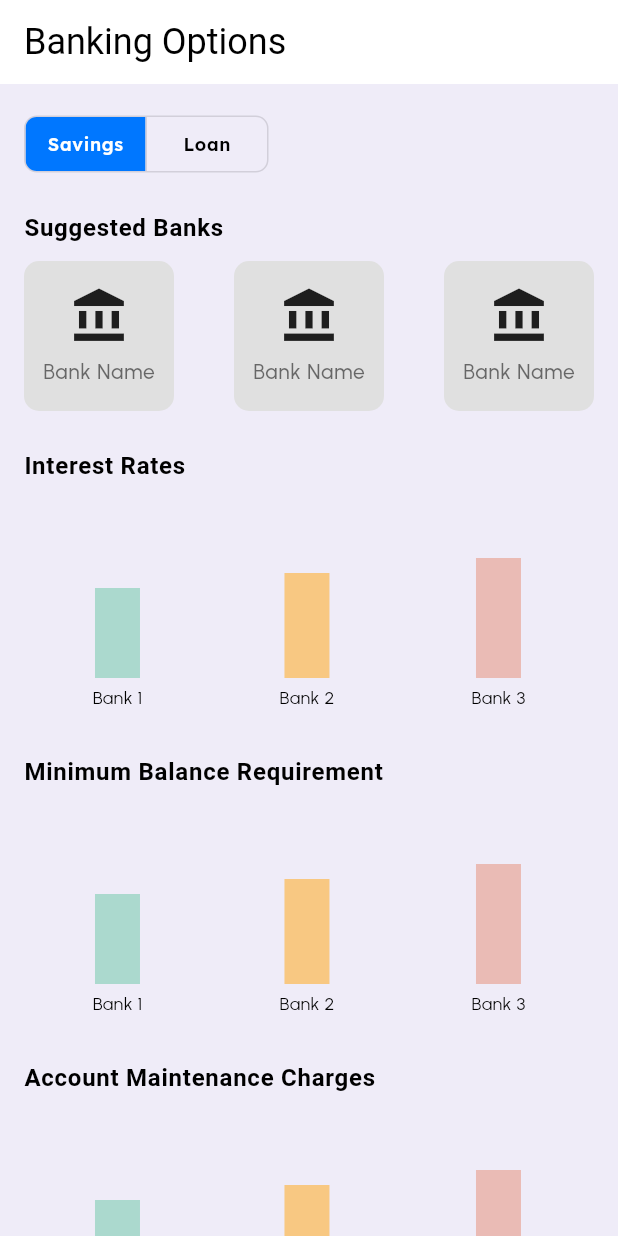
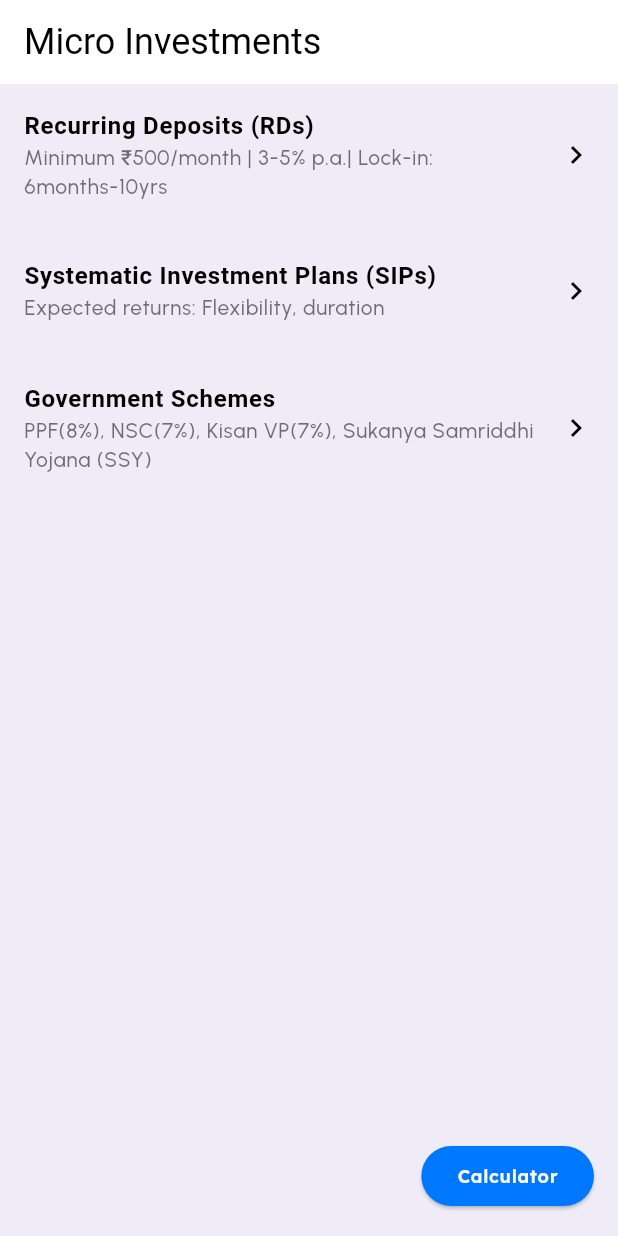
Before and after one commit to anshd258/LakshmiSetu, a Flutter app: the screen it shows after launch, on a phone screen of 412 x 824 dp. Run offline on Flutter 3.47's test engine with Material 3 defaults, Android fonts, the phone set to English and light mode, and no system bars; our stand-ins replace bloc, firebase_core, firebase_crashlytics, flutter_bloc, flutter_screenutil, freezed_annotation and 6 more; missing offline and left inert: talker_bloc_logger; accounts and stored records are empty; generated files the repository leaves out were written again; statements that could not run were skipped.

Commit message:
Added remaining screens

```diff
--- a/lib/app_routes.dart
+++ b/lib/app_routes.dart
@@ -2,9 +2,8 @@
 import 'package:go_router/go_router.dart';
 import 'package:lakshmi_setu/core/routes/home_routes.dart';
 import 'package:lakshmi_setu/core/routes/onboarding_routes.dart';
-import 'package:lakshmi_setu/presentation/screens/authentication/page.dart';
-import 'package:lakshmi_setu/presentation/screens/banking/page.dart';
-import 'package:lakshmi_setu/presentation/screens/home/page.dart';
+import 'package:lakshmi_setu/presentation/screens/micro_investments/page.dart';
+import 'package:lakshmi_setu/presentation/screens/micro_investments/page_calculator.dart';
 
 final rootNavigatoinKey = GlobalKey<NavigatorState>(debugLabel: "root");
 void resetShellRouter(BuildContext context) {
@@ -26,7 +25,7 @@
 
 GoRouter routes = GoRouter(
   navigatorKey: rootNavigatoinKey,
-  initialLocation: BankingOptionsScreen.route,
+  initialLocation: MicroInvestmentsScreen.route,
   routes: [
     ...onboardingRoutes,
     ...homeRoutes,
--- a/lib/core/logging/talker_provider_observer.dart
+++ b/lib/core/logging/talker_provider_observer.dart
@@ -41,7 +41,6 @@
     talker.log('Provider "${provider.name ?? provider.runtimeType}" disposed.');
   }
 
-  @override
   void onProviderError(
     ProviderBase provider,
     Object error,
--- a/lib/core/theme/apptheme.dart
+++ b/lib/core/theme/apptheme.dart
@@ -37,7 +37,7 @@
       foregroundColor: Colors.white,
       elevation: 0,
     ),
-    scaffoldBackgroundColor: ColorTheme.darkColorScheme.background,
+    scaffoldBackgroundColor: ColorTheme.darkColorScheme.surface,
     outlinedButtonTheme: OutlinedButtonThemeData(
       style: OutlinedButton.styleFrom(
         foregroundColor: ColorTheme.darkColorScheme.primary,
--- a/lib/main.dart
+++ b/lib/main.dart
@@ -1,5 +1,3 @@
-import 'dart:async';
-
 import 'package:flutter/material.dart';
 import 'package:flutter_bloc/flutter_bloc.dart';
 import 'package:lakshmi_setu/app_entrypoint.dart';
--- a/lib/presentation/screens/banking/page.dart
+++ b/lib/presentation/screens/banking/page.dart
@@ -12,10 +12,7 @@
 }
 
 class _BankingOptionsScreenState extends State<BankingOptionsScreen> {
-  List<bool> isSelected = [
-    true,
-    false
-  ]; // Toggle state for "Savings" and "Loan"
+  List<bool> isSelected = [true, false];
 
   @override
   Widget build(BuildContext context) {
--- a/lib/presentation/screens/home/widgets/bank_card.dart
+++ b/lib/presentation/screens/home/widgets/bank_card.dart
@@ -1,6 +1,8 @@
 import 'package:flutter/material.dart';
 
 class BankingCard extends StatelessWidget {
+  const BankingCard({super.key});
+
   @override
   Widget build(BuildContext context) {
     return Container(
--- /dev/null
+++ b/lib/presentation/screens/micro_investments/page.dart
@@ -0,0 +1,90 @@
+import 'package:flutter/material.dart';
+import 'package:go_router/go_router.dart';
+import 'package:lakshmi_setu/core/theme/theme_extensions.dart';
+import 'package:lakshmi_setu/presentation/screens/authentication/page.dart';
+import 'package:lakshmi_setu/presentation/screens/micro_investments/page_calculator.dart';
+
+class MicroInvestmentsScreen extends StatelessWidget {
+  static const route = '/microInvestmentsScreen';
+  static const routeName = 'MicroInvestmentsScreen';
+  const MicroInvestmentsScreen({super.key});
+
+  @override
+  Widget build(BuildContext context) {
+    return Scaffold(
+      appBar: AppBar(
+        automaticallyImplyLeading: true,
+        title: Text(
+          'Micro Investments',
+          style: context.textTheme.headlineSmall,
+        ),
+      ),
+      body: Stack(
+        children: [
+          ListView(
+            children: const [
+              InvestmentOption(
+                title: 'Recurring Deposits (RDs)',
+                subtitle:
+                    'Minimum ₹500/month | 3-5% p.a.| Lock-in: 6months-10yrs',
+              ),
+              InvestmentOption(
+                title: 'Systematic Investment Plans (SIPs)',
+                subtitle: 'Expected returns: Flexibility, duration',
+              ),
+              InvestmentOption(
+                title: 'Government Schemes',
+                subtitle:
+                    'PPF(8%), NSC(7%), Kisan VP(7%), Sukanya Samriddhi Yojana (SSY)',
+              ),
+            ],
+          ),
+          Positioned(
+            right: 16,
+            bottom: 16,
+            child: ElevatedButton(
+              onPressed: () {
+                context.push(CalculatorScreen.route);
+              },
+              child: Text(
+                'Calculator',
+                style: context.textTheme.labelSmall,
+              ),
+            ),
+          ),
+        ],
+      ),
+    );
+  }
+}
+
+class InvestmentOption extends StatelessWidget {
+  final String title;
+  final String subtitle;
+
+  const InvestmentOption({
+    super.key,
+    required this.title,
+    required this.subtitle,
+  });
+
+  @override
+  Widget build(BuildContext context) {
+    return ListTile(
+      contentPadding: const EdgeInsets.symmetric(horizontal: 16, vertical: 8),
+      title: Text(
+        title,
+        style:
+            context.textTheme.bodyLarge!.copyWith(fontWeight: FontWeight.w600),
+      ),
+      subtitle: Text(
+        subtitle,
+        style: context.textTheme.bodySmall,
+      ),
+      trailing: const Icon(
+        Icons.chevron_right,
+      ),
+      onTap: () {},
+    );
+  }
+}
```
Also changed, not shown: lib/core/routes/home_routes.dart (+10 -0 lines), lib/presentation/screens/authentication/page.dart (+7 -0 lines), lib/presentation/screens/budgeting/page_expenses.dart (+8 -0 lines), lib/presentation/screens/home/page.dart (+2 -5 lines), lib/presentation/screens/micro_investments/page_calculator.dart (added, +139 -0 lines), lib/data/apis/baseApi.dart (deleted), lib/data/apis/base_api.dart (added), 1 other file.
